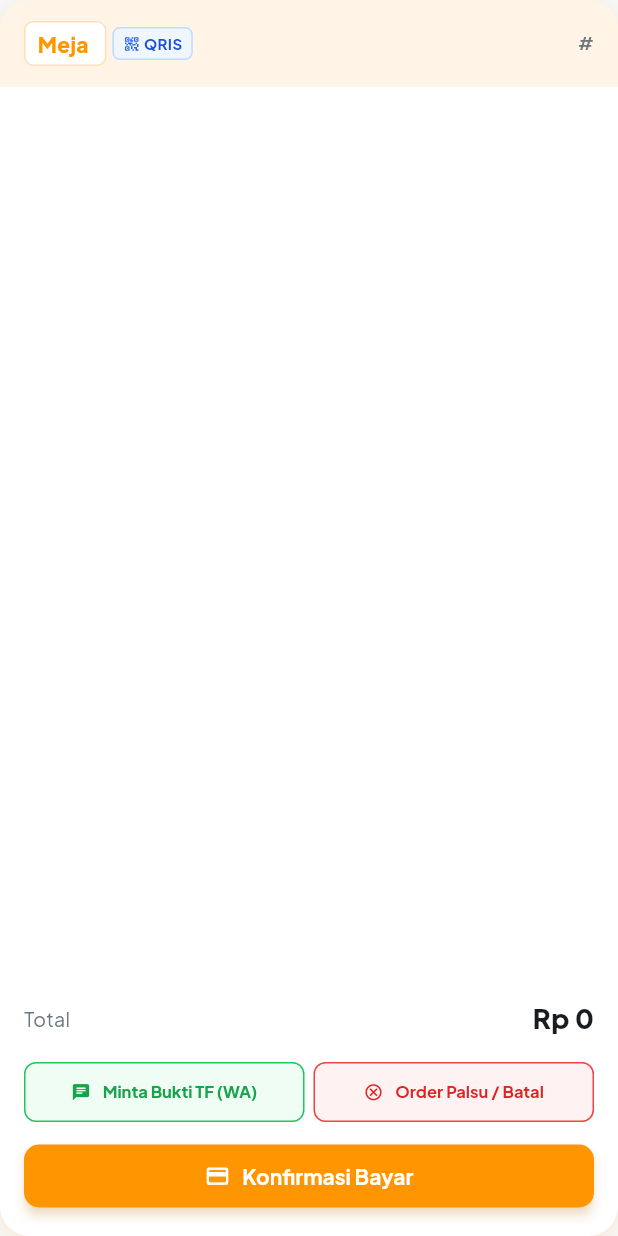
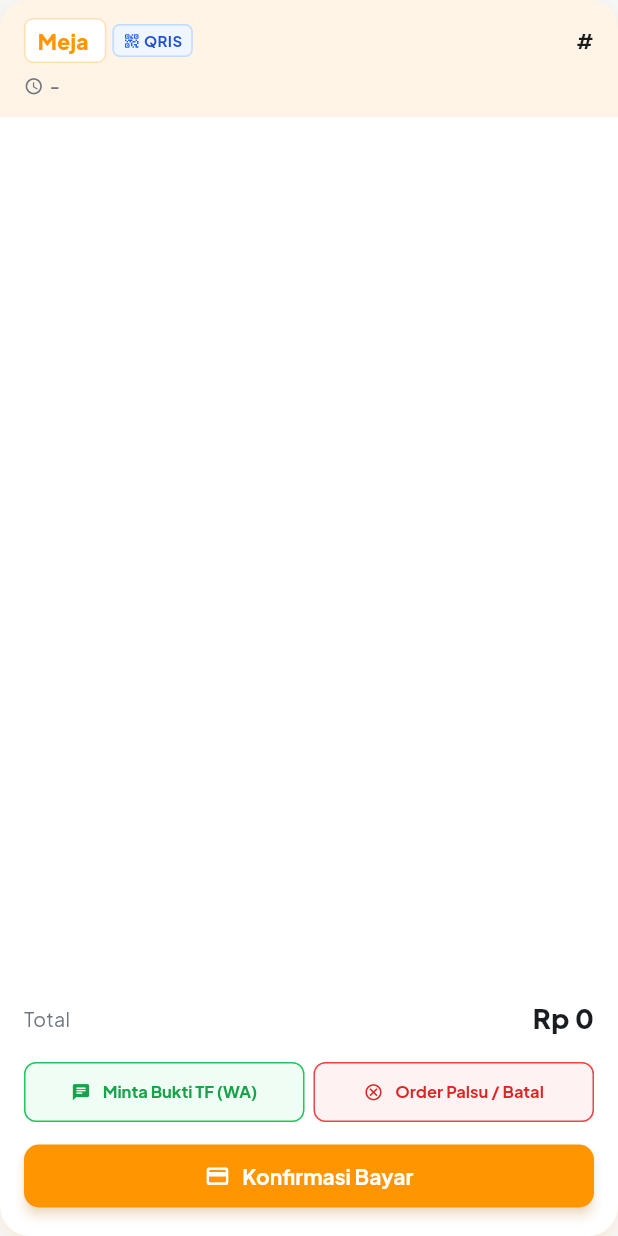
Before and after one commit to alfatihsetudio/kantindigital, a Flutter app: the _OrderTicketCard widget shown alone on an empty page, opened directly with empty values, on a phone screen of 412 x 824 dp. Run offline on Flutter 3.47's test engine with Material 3 defaults, Android fonts, the phone set to English and light mode, and no system bars; our stand-ins replace fl_chart, google_fonts, pdf, printing, qr_flutter, shared_preferences; missing offline and left inert: dart:html; accounts and stored records are empty; network calls fail.

Commit message:
feat(cashier): tambahkan jam dan tanggal pada setiap orderan di dashboard kasir

```diff
--- a/flutter/kantin_digital/lib/features/cashier/orders/orders_page.dart
+++ b/flutter/kantin_digital/lib/features/cashier/orders/orders_page.dart
@@ -4,6 +4,7 @@ import 'package:url_launcher/url_launcher.dart';
 import '../../../core/theme/app_colors.dart';
 import '../../../core/theme/app_theme.dart';
 import '../../../core/utils/currency_formatter.dart';
+import '../../../core/utils/date_formatter.dart';
 import '../../../core/widgets/top_notification.dart';
 import '../../../shared/auth/auth_session.dart';
 import '../../../shared/models/tenant_model.dart';
@@ -295,6 +296,24 @@ class _CashierOrdersPageState extends State<CashierOrdersPage> {
                       ),
                     ],
                   ),
+                  const SizedBox(height: 4),
+                  Row(
+                    mainAxisAlignment: MainAxisAlignment.spaceBetween,
+                    children: [
+                      Text(
+                        'Waktu:',
+                        style: TextStyle(fontSize: 12, color: Colors.grey.shade700),
+                      ),
+                      Text(
+                        DateFormatter.formatFriendly(order.createdAt),
+                        style: const TextStyle(
+                          fontSize: 12,
+                          fontWeight: FontWeight.w600,
+                          color: Color(0xFF991B1B),
+                        ),
+                      ),
+                    ],
+                  ),
                   const Divider(height: 12),
                   const Text(
                     '⚠️ Pesanan ini akan dipindahkan ke tab Batal dan TIDAK akan diproses oleh dapur.',
@@ -417,6 +436,17 @@ class _CashierOrdersPageState extends State<CashierOrdersPage> {
                     children: [
                       const Text('Metode:', style: TextStyle(fontSize: 12, color: AppColors.textSecondary)),
                       Text(order.paymentMethodLabel, style: const TextStyle(fontSize: 12, fontWeight: FontWeight.w600, color: Color(0xFF0369A1))),
+                    ],
+                  ),
+                  const SizedBox(height: 4),
+                  Row(
+                    mainAxisAlignment: MainAxisAlignment.spaceBetween,
+                    children: [
+                      const Text('Waktu:', style: TextStyle(fontSize: 12, color: AppColors.textSecondary)),
+                      Text(
+                        DateFormatter.formatFriendly(order.createdAt),
+                        style: const TextStyle(fontSize: 12, fontWeight: FontWeight.w600, color: Color(0xFF0369A1)),
+                      ),
                     ],
                   ),
                 ],
@@ -1370,7 +1400,7 @@ class _CashierOrdersPageState extends State<CashierOrdersPage> {
             gridDelegate: const SliverGridDelegateWithFixedCrossAxisCount(
               crossAxisCount: 2,
               childAspectRatio:
-                  0.50, // Taller aspect ratio for 2 compact mobile columns with WA & Cancel actions
+                  0.48, // Taller aspect ratio for 2 compact mobile columns with time/date, WA & Cancel actions
               crossAxisSpacing: 10,
               mainAxisSpacing: 10,
             ),
@@ -1395,7 +1425,7 @@ class _CashierOrdersPageState extends State<CashierOrdersPage> {
           padding: const EdgeInsets.fromLTRB(16, 0, 16, 100),
           gridDelegate: const SliverGridDelegateWithMaxCrossAxisExtent(
             maxCrossAxisExtent: 380,
-            childAspectRatio: 0.76,
+            childAspectRatio: 0.74,
             crossAxisSpacing: 16,
             mainAxisSpacing: 16,
           ),
@@ -1496,7 +1526,7 @@ class _OrderTicketCard extends StatelessWidget {
           Container(
             padding: EdgeInsets.symmetric(
               horizontal: isCompact ? 10 : 16,
-              vertical: isCompact ? 10 : 14,
+              vertical: isCompact ? 8 : 12,
             ),
             decoration: BoxDecoration(
               color: accentColor.withValues(alpha: 0.1),
@@ -1504,7 +1534,11 @@ class _OrderTicketCard extends StatelessWidget {
                 top: Radius.circular(isCompact ? 16 : 20),
               ),
             ),
-            child: Row(
+            child: Column(
+              crossAxisAlignment: CrossAxisAlignment.start,
+              mainAxisSize: MainAxisSize.min,
+              children: [
+                Row(
               mainAxisAlignment: MainAxisAlignment.spaceBetween,
               children: [
                 Expanded(
@@ -1615,13 +1649,38 @@ class _OrderTicketCard extends StatelessWidget {
                 Text(
                   '#${order.code}',
                   style: TextStyle(
-                    color: AppColors.textSecondary,
-                    fontWeight: FontWeight.w600,
-                    fontSize: isCompact ? 10 : 12,
+                    color: AppColors.textPrimary,
+                    fontWeight: FontWeight.w700,
+                    fontSize: isCompact ? 11 : 13,
                   ),
                 ),
               ],
             ),
+            SizedBox(height: isCompact ? 5 : 7),
+            Row(
+              children: [
+                Icon(
+                  Icons.schedule_rounded,
+                  size: isCompact ? 11 : 13,
+                  color: AppColors.textSecondary,
+                ),
+                const SizedBox(width: 4),
+                Expanded(
+                  child: Text(
+                    DateFormatter.formatFriendly(order.createdAt),
+                    style: TextStyle(
+                      fontSize: isCompact ? 10 : 12,
+                      fontWeight: FontWeight.w600,
+                      color: AppColors.textSecondary,
+                    ),
+                    maxLines: 1,
+                    overflow: TextOverflow.ellipsis,
+                  ),
+                ),
+              ],
+            ),
+          ],
+        ),
           ),
 
           // Customer info
```
Also changed, not shown: laravel/kantin-digital-api/public/assets/fonts/MaterialIcons-Regular.otf, 7 other files.
